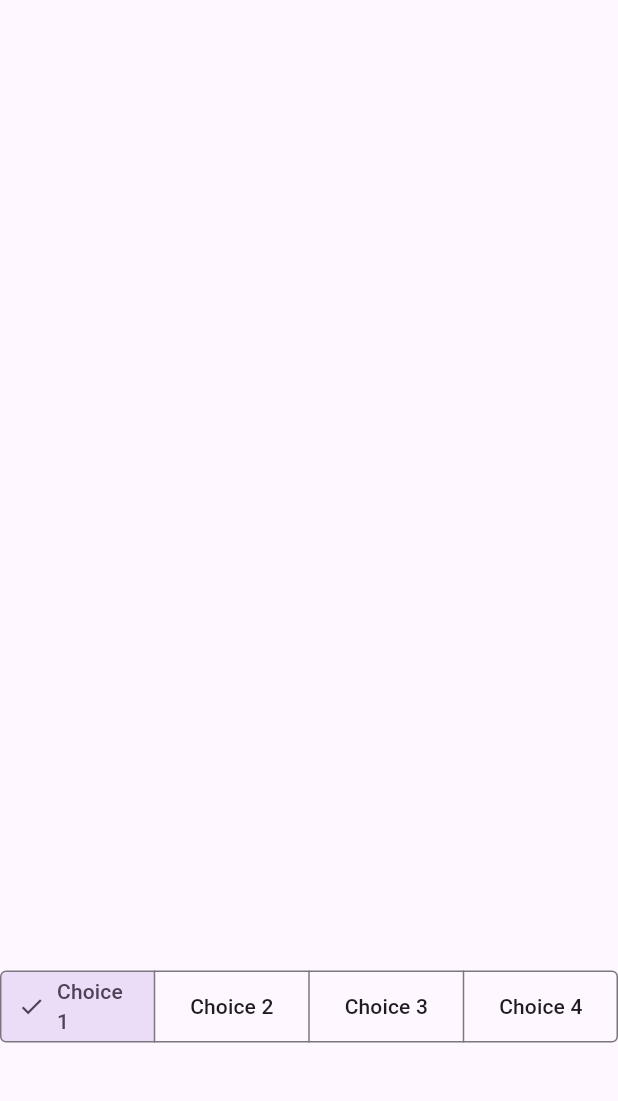
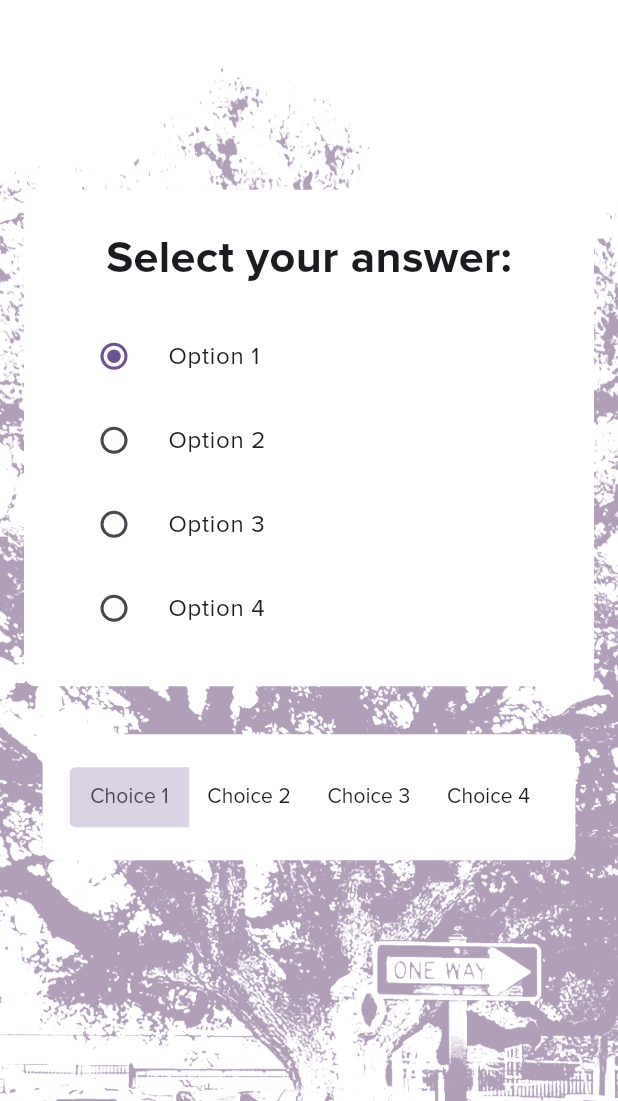
Before and after one commit to maureensanchez99/pft_scavenger_hunt, a Flutter app: the screen it shows after launch, on a phone screen of 412 x 824 dp, the part 135-1236 px from its top. Run offline on Flutter 3.47's test engine with Material 3 defaults, Android fonts, the phone set to English and light mode, and no system bars.

Commit message:
Created and added background image, changed fonts, added layout for question

```diff
--- a/lib/pages/panera_page.dart
+++ b/lib/pages/panera_page.dart
@@ -17,7 +17,8 @@ class _PaneraQuizState extends State<PaneraQuiz>
       Color(0xFF3C1053); // LSU Corporate Purple
   static const Color lsuLightPurple = Color(0xFFA39AAC); // LSU Corporate Purple
 
-  Set<int> _selection = {0};
+  Set<int> _segmentSelection = {0};
+  int _radioSelection = 0;
 
   @override
   Widget build(BuildContext context) {
@@ -31,43 +32,168 @@ class _PaneraQuizState extends State<PaneraQuiz>
           height: 100,
         ),
       ),
-      body: Column(
-        mainAxisAlignment: MainAxisAlignment.spaceBetween,
+      backgroundColor: Colors.white,
+      body: Stack(
         children: [
-          const Center(
-            child: Text(
-              'Welcome to the PFT Scavenger Hunt',
+          // Background image
+          Opacity(
+            opacity:
+                0.4, // Add opacity (0.0 = fully transparent, 1.0 = fully opaque)
+            child: Container(
+              decoration: const BoxDecoration(
+                image: DecorationImage(
+                  image: AssetImage('assets/lsu_oak_cropped.png'),
+                  fit: BoxFit.cover,
+                  scale: .3, // Changed from 0.5 to 0.3 for even more zoom
+                  alignment: Alignment.center,
+                ),
+              ),
+            ),
+          ),
+          // Center container with content
+          Column(
+            mainAxisAlignment: MainAxisAlignment.center,
+            children: [
+              Center(
+                child: Container(
+                  margin: const EdgeInsets.all(16.0),
+                  padding: const EdgeInsets.all(24.0),
+                  decoration: BoxDecoration(
+                    color: Colors.white,
+                    borderRadius: BorderRadius.circular(8.0),
+                  ),
+                  child: Column(
+                    mainAxisSize: MainAxisSize.min,
+                    children: [
+                      const Text(
+                        'Select your answer:',
                         style: TextStyle(
-                fontSize: 24,
+                          fontSize: 30,
                           fontWeight: FontWeight.bold,
-                color: Colors.white,
+                          fontFamily: 'ProximaNova',
                         ),
-              textAlign: TextAlign.center,
+                      ),
+                      const SizedBox(height: 16),
+                      RadioListTile(
+                        title: const Text(
+                          'Option 1',
+                          style: TextStyle(fontFamily: 'ProximaNova'),
+                        ),
+                        value: 0,
+                        groupValue: _radioSelection,
+                        onChanged: (value) {
+                          setState(() {
+                            _radioSelection = value!;
+                          });
+                        },
+                      ),
+                      RadioListTile(
+                        title: const Text(
+                          'Option 2',
+                          style: TextStyle(fontFamily: 'ProximaNova'),
+                        ),
+                        value: 1,
+                        groupValue: _radioSelection,
+                        onChanged: (value) {
+                          setState(() {
+                            _radioSelection = value!;
+                          });
+                        },
+                      ),
+                      RadioListTile(
+                        title: const Text(
+                          'Option 3',
+                          style: TextStyle(fontFamily: 'ProximaNova'),
+                        ),
+                        value: 2,
+                        groupValue: _radioSelection,
+                        onChanged: (value) {
+                          setState(() {
+                            _radioSelection = value!;
+                          });
+                        },
+                      ),
+                      RadioListTile(
+                        title: const Text(
+                          'Option 4',
+                          style: TextStyle(fontFamily: 'ProximaNova'),
+                        ),
+                        value: 3,
+                        groupValue: _radioSelection,
+                        onChanged: (value) {
+                          setState(() {
+                            _radioSelection = value!;
+                          });
+                        },
+                      ),
+                    ],
+                  ),
                 ),
               ),
               Padding(
-            padding: const EdgeInsets.fromLTRB(0, 0, 0, 35.0),
+                padding: const EdgeInsets.fromLTRB(16, 16, 16, 16.0),
+                child: Container(
+                  padding: const EdgeInsets.all(18.0),
+                  decoration: BoxDecoration(
+                    color: Colors.white,
+                    borderRadius: BorderRadius.circular(8.0),
+                  ),
                   child: SegmentedButton<int>(
+                    showSelectedIcon: false,
                     style: ButtonStyle(
                       shape: MaterialStateProperty.all(
                         RoundedRectangleBorder(
                           borderRadius: BorderRadius.circular(4),
                         ),
                       ),
+                      side: MaterialStateProperty.all(BorderSide.none),
+                      backgroundColor: MaterialStateProperty.resolveWith<Color>(
+                        (Set<MaterialState> states) {
+                          if (states.contains(MaterialState.selected)) {
+                            return lsuPurple.withOpacity(
+                                0.2); // Transparent purple for selected state
+                          }
+                          return Colors
+                              .transparent; // Transparent for unselected state
+                        },
+                      ),
                     ),
                     segments: const [
-                ButtonSegment<int>(value: 0, label: Text('Choice 1')),
-                ButtonSegment<int>(value: 1, label: Text('Choice 2')),
-                ButtonSegment<int>(value: 2, label: Text('Choice 3')),
-                ButtonSegment<int>(value: 3, label: Text('Choice 4')),
+                      ButtonSegment<int>(
+                          value: 0,
+                          label: Text(
+                            'Choice 1',
+                            style: TextStyle(fontFamily: 'ProximaNova'),
+                          )),
+                      ButtonSegment<int>(
+                          value: 1,
+                          label: Text(
+                            'Choice 2',
+                            style: TextStyle(fontFamily: 'ProximaNova'),
+                          )),
+                      ButtonSegment<int>(
+                          value: 2,
+                          label: Text(
+                            'Choice 3',
+                            style: TextStyle(fontFamily: 'ProximaNova'),
+                          )),
+                      ButtonSegment<int>(
+                          value: 3,
+                          label: Text(
+                            'Choice 4',
+                            style: TextStyle(fontFamily: 'ProximaNova'),
+                          )),
                     ],
-              selected: _selection,
+                    selected: _segmentSelection,
                     onSelectionChanged: (Set<int> newSelection) {
                       setState(() {
-                  _selection = newSelection;
+                        _segmentSelection = newSelection;
                       });
                     },
                   ),
+                ),
+              ),
+            ],
           ),
         ],
       ),
--- a/pubspec.yaml
+++ b/pubspec.yaml
@@ -40,7 +40,7 @@ flutter:
         - asset: assets/fonts/proximanova_blackit.otf
           weight: 700
         - asset: assets/fonts/proximanova_bold.otf
-          weight: 700
+          style: italic
         - asset: assets/fonts/proximanova_boldit.otf
           weight: 700
         - asset: assets/fonts/proximanova_extrabold.otf
```
Also changed, not shown: assets/lsu_oak.png (added), assets/lsu_oak_cropped.png (added). Lines whose indentation alone changed are shown as unchanged.
